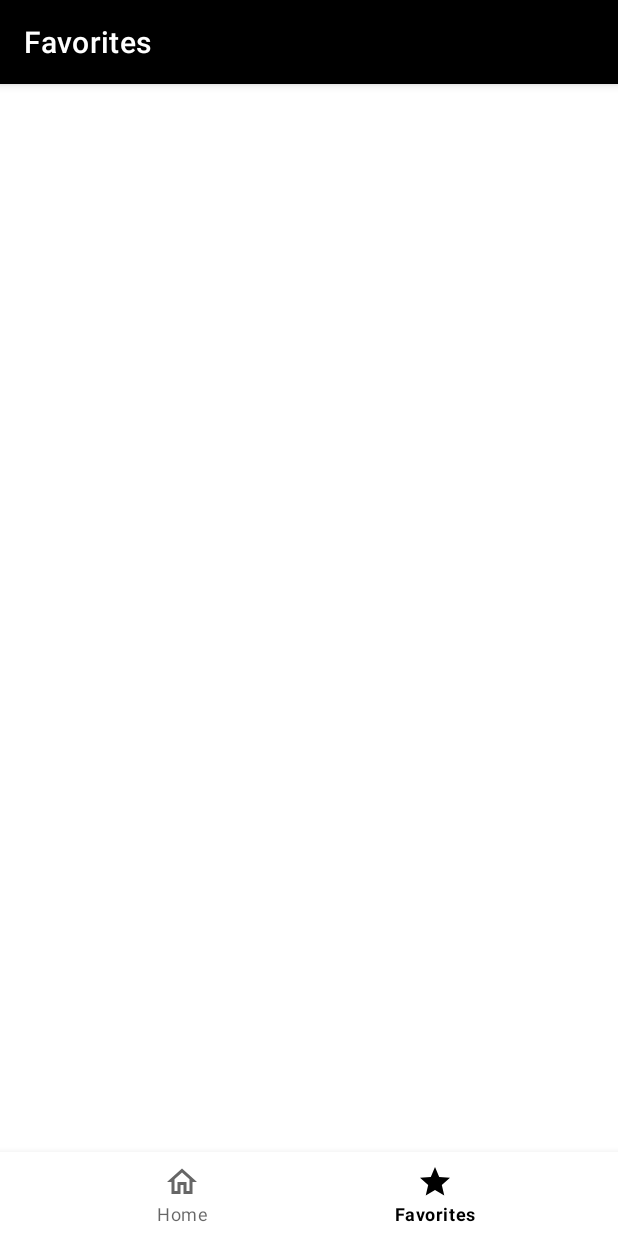
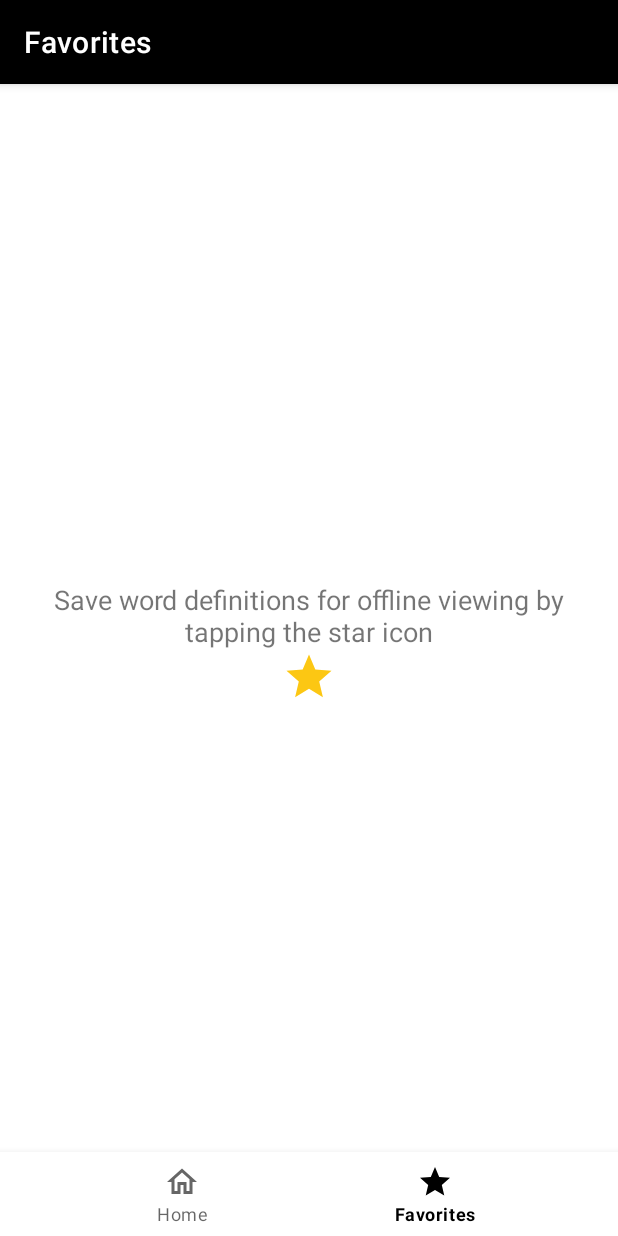
Before and after one commit to zechen-zhou/DictionaryApp, an Android app: the FavoritesFragment screen opened through its navigation route, on a phone screen of 412 x 824 dp. Run offline under Robolectric (Android 15) with nearby library versions, the phone set to English and light mode, and no system bars; our stand-ins replace navigation-ui.

Commit message:
Adds hint view

```diff
--- a/app/src/main/java/com/example/dictionaryapp/ui/favorites/FavoritesFragment.kt
+++ b/app/src/main/java/com/example/dictionaryapp/ui/favorites/FavoritesFragment.kt
@@ -6,6 +6,7 @@ import android.view.LayoutInflater
 import android.view.View
 import android.view.ViewGroup
 import android.widget.CheckBox
+import android.widget.ImageView
 import android.widget.TextView
 import androidx.fragment.app.Fragment
 import androidx.recyclerview.widget.DividerItemDecoration
@@ -31,6 +32,8 @@ class FavoritesFragment : Fragment() {
         val wordDefinitions = ArrayList<HomeFragment.WordDefinition>()
         var db: SQLiteDatabase? = null
         var recyclerView: RecyclerView? = null
+        var hintView: TextView? = null
+        var starView: ImageView? = null
         var adt: MyFavoritesAdapter? = null
     }
 
@@ -41,6 +44,8 @@ class FavoritesFragment : Fragment() {
         val root: View = binding.root
 
         recyclerView = binding.recyclerView
+        hintView = binding.hintView
+        starView = binding.starView
 
         return root
     }
@@ -182,6 +187,15 @@ class FavoritesFragment : Fragment() {
                         })
                         .show()
                 }
+
+                // Shows hint view if no word definitions are saved
+                if(wordDefinitions.size == 0){
+                    hintView!!.visibility = View.VISIBLE
+                    starView!!.visibility = View.VISIBLE
+                } else{
+                    hintView!!.visibility = View.INVISIBLE
+                    starView!!.visibility = View.INVISIBLE
+                }
             }
         }
     }
--- /dev/null
+++ b/app/src/main/res/drawable/ic_favorites_golden_24dp.xml
@@ -0,0 +1,5 @@
+<vector android:height="24dp" android:tint="@color/golden_yellow"
+    android:viewportHeight="24" android:viewportWidth="24"
+    android:width="24dp" xmlns:android="http://schemas.android.com/apk/res/android">
+    <path android:fillColor="@android:color/white" android:pathData="M12,17.27L18.18,21l-1.64,-7.03L22,9.24l-7.19,-0.61L12,2 9.19,8.63 2,9.24l5.46,4.73L5.82,21z"/>
+</vector>
--- a/app/src/main/res/layout/fragment_favorites.xml
+++ b/app/src/main/res/layout/fragment_favorites.xml
@@ -14,5 +14,29 @@
         app:layout_constraintBottom_toBottomOf="parent"
         app:layout_constraintEnd_toEndOf="parent"
         app:layout_constraintStart_toStartOf="parent"
-        app:layout_constraintTop_toTopOf="parent"/>
+        app:layout_constraintTop_toTopOf="parent" />
+
+    <TextView
+        android:id="@+id/hintView"
+        android:text="@string/tips_View"
+        android:layout_width="0dp"
+        android:layout_height="wrap_content"
+        android:layout_marginStart="32dp"
+        android:layout_marginEnd="32dp"
+        android:gravity="center_horizontal"
+        android:textAlignment="center"
+        android:textSize="18sp"
+        app:layout_constraintBottom_toBottomOf="@+id/recyclerView"
+        app:layout_constraintEnd_toEndOf="@+id/recyclerView"
+        app:layout_constraintStart_toStartOf="@+id/recyclerView"
+        app:layout_constraintTop_toTopOf="@+id/recyclerView" />
+
+    <ImageView
+        android:id="@+id/starView"
+        android:layout_width="36dp"
+        android:layout_height="36dp"
+        android:src="@drawable/ic_favorites_golden_24dp"
+        app:layout_constraintEnd_toEndOf="@+id/hintView"
+        app:layout_constraintStart_toStartOf="@+id/hintView"
+        app:layout_constraintTop_toBottomOf="@+id/hintView" />
 </androidx.constraintlayout.widget.ConstraintLayout>
--- a/app/src/main/res/values/strings.xml
+++ b/app/src/main/res/values/strings.xml
@@ -3,4 +3,5 @@
     <string name="title_home">Home</string>
     <string name="title_favorites">Favorites</string>
     <string name="hint_searchView">Search for english word</string>
+    <string name="tips_View">Save word definitions for offline viewing by tapping the star icon</string>
 </resources>
```
